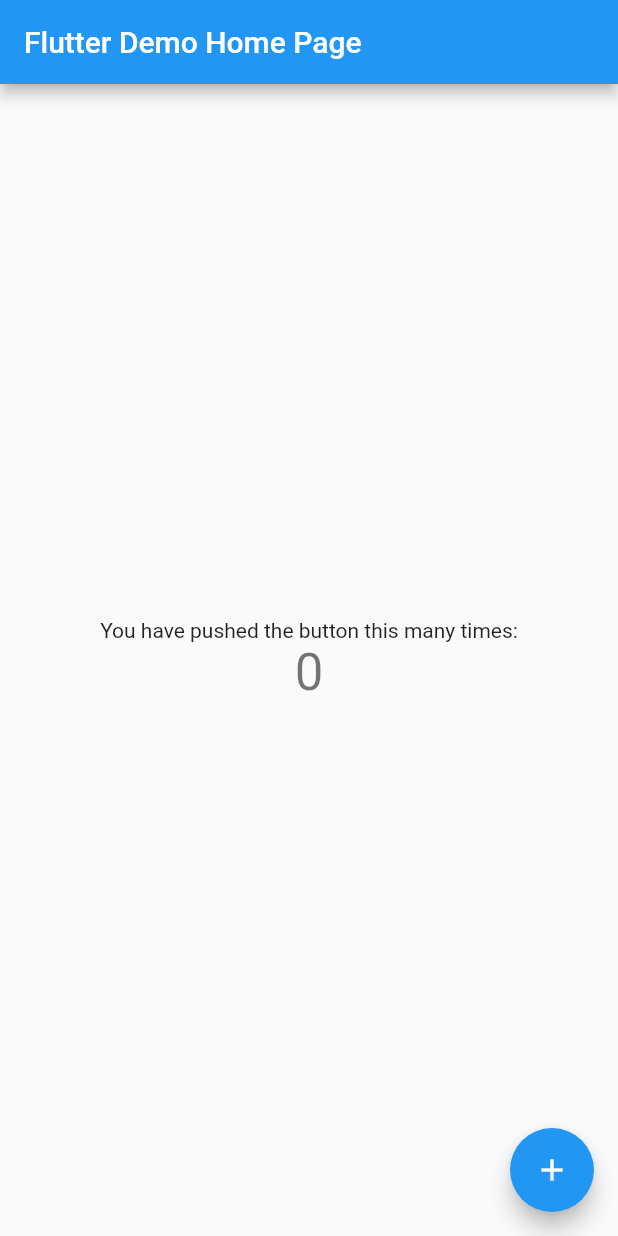
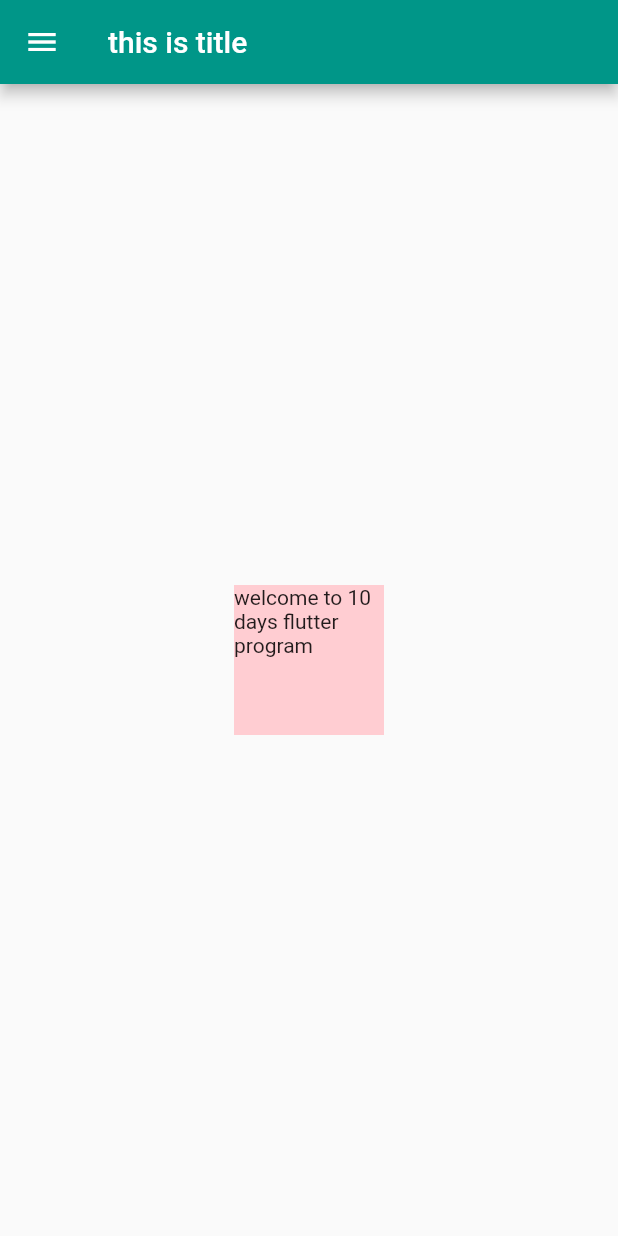
Before and after one commit to vignesh1244/flutterapp1, a Flutter app: the screen it shows after launch, on a phone screen of 412 x 824 dp. Run offline on Flutter 3.47's test engine with Material 2 defaults, Android fonts, the light colour scheme and no system bars.

Commit message:
master complete

```diff
--- /dev/null
+++ b/lib/home_page.dart
@@ -0,0 +1,27 @@
+import 'package:flutter/material.dart';
+
+class HomePage extends StatelessWidget {
+  const HomePage({Key? key}) : super(key: key);
+
+  @override
+  Widget build(BuildContext context) {
+    int days = 10;
+
+    return Scaffold(
+      // color: Colors.greenAccent,
+      appBar: AppBar(
+      backgroundColor: Colors.teal  ,
+        title: Text("this is title"),
+      ),
+      body: Center(
+        child: Container(
+          width: 100,
+          height: 100,
+          color: Colors.red[100],
+          child: Text("welcome to $days days flutter program"),
+        ),
+      ),
+      drawer: Drawer(),
+    );
+  }
+}
--- a/lib/main.dart
+++ b/lib/main.dart
@@ -1,4 +1,6 @@
 import 'package:flutter/material.dart';
+
+import 'home_page.dart';
 
 void main() {
   runApp(const MyApp());
@@ -7,109 +9,10 @@
 class MyApp extends StatelessWidget {
   const MyApp({Key? key}) : super(key: key);
 
-  // This widget is the root of your application.
   @override
   Widget build(BuildContext context) {
     return MaterialApp(
-      title: 'Flutter Dem',
-      theme: ThemeData(
-        // This is the theme of your application.
-        //
-        // Try running your application with "flutter run". You'll see the
-        // application has a blue toolbar. Then, without quitting the app, try
-        // changing the primarySwatch below to Colors.green and then invoke
-        // "hot reload" (press "r" in the console where you ran "flutter run",
-        // or simply save your changes to "hot reload" in a Flutter IDE).
-        // Notice that the counter didn't reset back to zero; the application
-        // is not restarted.
-        primarySwatch: Colors.blue,
-      ),
-      home: const MyHomePage(title: 'Flutter Demo Home Page'),
+      home: HomePage(),
     );
   }
 }
-
-class MyHomePage extends StatefulWidget {
-  const MyHomePage({Key? key, required this.title}) : super(key: key);
-
-  // This widget is the home page of your application. It is stateful, meaning
-  // that it has a State object (defined below) that contains fields that affect
-  // how it looks.
-
-  // This class is the configuration for the state. It holds the values (in this
-  // case the title) provided by the parent (in this case the App widget) and
-  // used by the build method of the State. Fields in a Widget subclass are
-  // always marked "final".
-
-  final String title;
-
-  @override
-  State<MyHomePage> createState() => _MyHomePageState();
-}
-
-class _MyHomePageState extends State<MyHomePage> {
-  int _counter = 0;
-
-  void _incrementCounter() {
-    setState(() {
-      // This call to setState tells the Flutter framework that something has
-      // changed in this State, which causes it to rerun the build method below
-      // so that the display can reflect the updated values. If we changed
-      // _counter without calling setState(), then the build method would not be
-      // called again, and so nothing would appear to happen.
-      _counter++;
-    });
-  }
-
-  @override
-  Widget build(BuildContext context) {
-    // This method is rerun every time setState is called, for instance as done
-    // by the _incrementCounter method above.
-    //
-    // The Flutter framework has been optimized to make rerunning build methods
-    // fast, so that you can just rebuild anything that needs updating rather
-    // than having to individually change instances of widgets.
-    return Scaffold(
-      appBar: AppBar(
-        // Here we take the value from the MyHomePage object that was created by
-        // the App.build method, and use it to set our appbar title.
-        title: Text(widget.title),
-      ),
-      body: Center(
-        // Center is a layout widget. It takes a single child and positions it
-        // in the middle of the parent.
-        child: Column(
-          // Column is also a layout widget. It takes a list of children and
-          // arranges them vertically. By default, it sizes itself to fit its
-          // children horizontally, and tries to be as tall as its parent.
-          //
-          // Invoke "debug painting" (press "p" in the console, choose the
-          // "Toggle Debug Paint" action from the Flutter Inspector in Android
-          // Studio, or the "Toggle Debug Paint" command in Visual Studio Code)
-          // to see the wireframe for each widget.
-          //
-          // Column has various properties to control how it sizes itself and
-          // how it positions its children. Here we use mainAxisAlignment to
-          // center the children vertically; the main axis here is the vertical
-          // axis because Columns are vertical (the cross axis would be
-          // horizontal).
-          mainAxisAlignment: MainAxisAlignment.center,
-          children: <Widget>[
-            const Text(
-              'You have pushed the button this many times:',
-            ),
-            Text(
-              '$_counter',
-              style: Theme.of(context).textTheme.headline4,
-            ),
-          ],
-        ),
-      ),
-      floatingActionButton: FloatingActionButton(
-        onPressed: _incrementCounter,
-        tooltip: 'Increment',
-        child: const Icon(Icons.add),
-      ), // This trailing comma makes auto-formatting nicer for build methods.
-    );
-  }
-}
```
